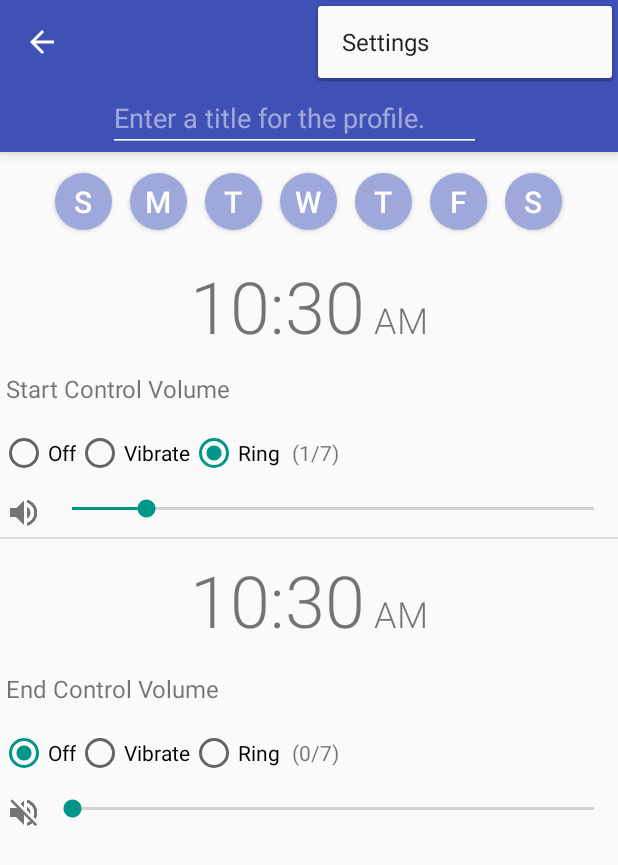
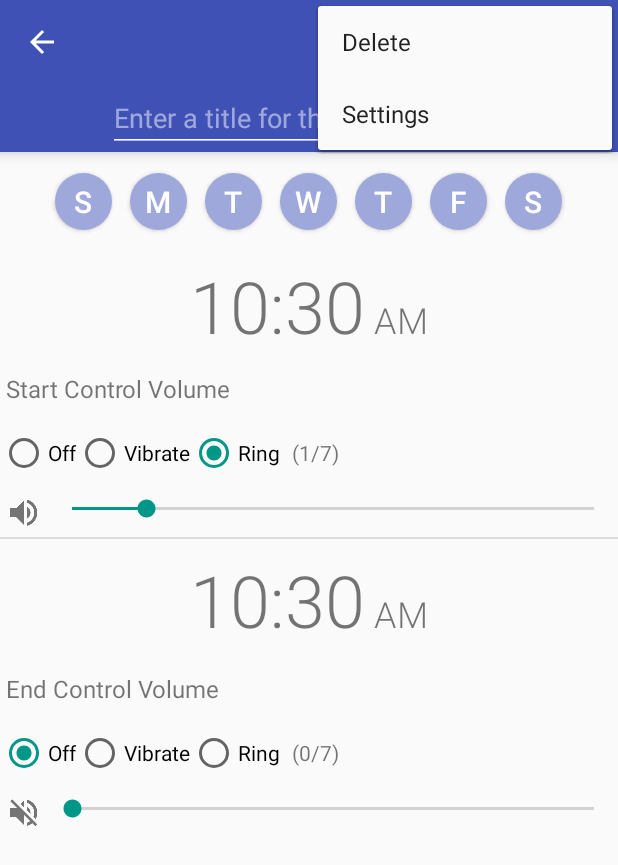
Before and after one commit to o4wcoder/VolumeManager, an Android app: the fragment ProfileDetailFragment shown on its own in the app's theme, with the options menu open, on a phone screen of 412 x 824 dp. Shown: the top 865 px of the screen. Run offline under Robolectric (Android 15) with nearby library versions, the phone set to English and light mode, and no system bars.

Commit message:
Added Delete Menu to Profile Detail Activity. Continued working on Materail Design transitions

```diff
--- a/app/src/main/java/com/fourthwardcoder/android/volumemanager/activites/ProfileTabActivity.java
+++ b/app/src/main/java/com/fourthwardcoder/android/volumemanager/activites/ProfileTabActivity.java
@@ -156,10 +156,6 @@
                 ActivityOptionsCompat.makeSceneTransitionAnimation(this,
                         new Pair<View, String>(textView, getString(R.string.trans_profile_title)));
 
-//		ActivityOptionsCompat activityOptions =
-//				ActivityOptionsCompat.makeCustomAnimation(this,
-//						new Pair<View,String>(textView,
-//								getString(R.string.trans_profile_title)));
 
 
 		startActivity(intent,activityOptions.toBundle());
--- a/app/src/main/java/com/fourthwardcoder/android/volumemanager/fragments/ProfileListFragment.java
+++ b/app/src/main/java/com/fourthwardcoder/android/volumemanager/fragments/ProfileListFragment.java
@@ -212,10 +212,7 @@
                                 //Delete selected profiles
                                 for (int i = listview.getCount() - 1; i > 0; i--) {
                                     if (listview.isItemChecked(i)) {
-                                        //Kill alarms for volume control
-                                        VolumeManagerService.setServiceAlarm(getActivity().getApplicationContext(), (Profile) mProfileAdapter.getItem(i - 1), false);
                                         ProfileManager.deleteProfile(getActivity(), (Profile) mProfileAdapter.getItem(i - 1));
-                                        //	profileManager.deleteProfile(profileAdapter.getItem(i));
                                     }
                                 }
                             }
@@ -333,8 +330,6 @@
                    updateGeofences();
                else {
                    ProfileManager.deleteProfile(getActivity(), profile);
-                   //Kill alarms for volume control
-                   VolumeManagerService.setServiceAlarm(getActivity().getApplicationContext(), profile, false);
                }
                notifyListViewChanged();
 
--- a/app/src/main/res/layout/end_volume_control.xml
+++ b/app/src/main/res/layout/end_volume_control.xml
@@ -1,7 +1,8 @@
 <?xml version="1.0" encoding="utf-8"?>
 <LinearLayout xmlns:android="http://schemas.android.com/apk/res/android"
     android:orientation="vertical" android:layout_width="match_parent"
-    android:layout_height="match_parent">
+    android:layout_height="match_parent"
+    android:id="@+id/end_volume_control_pane">
 
     <TextView
         android:id="@+id/endTimeTextView"
--- a/app/src/main/res/layout/start_volume_control.xml
+++ b/app/src/main/res/layout/start_volume_control.xml
@@ -1,7 +1,8 @@
 <?xml version="1.0" encoding="utf-8"?>
 <LinearLayout xmlns:android="http://schemas.android.com/apk/res/android"
     android:orientation="vertical" android:layout_width="match_parent"
-    android:layout_height="match_parent">
+    android:layout_height="match_parent"
+    android:id="@+id/start_volume_control_pane">
     <TextView
         android:id="@+id/startTimeTextView"
         android:layout_width="fill_parent"
--- a/app/src/main/res/menu/context_menu.xml
+++ b/app/src/main/res/menu/context_menu.xml
@@ -2,5 +2,5 @@
 <menu xmlns:android="http://schemas.android.com/apk/res/android" >
     <item android:id="@+id/menu_item_delete_profile"
         android:icon="@android:drawable/ic_menu_delete"
-        android:title="@string/delete_profile" />
+        android:title="@string/context_menu_delete_profile" />
 </menu>
--- a/app/src/main/res/menu/toolbar_profile_detail_menu.xml
+++ b/app/src/main/res/menu/toolbar_profile_detail_menu.xml
@@ -5,8 +5,12 @@
         android:title="@string/save_menu"
         app:showAsAction="always|withText" />
 
+    <item android:id="@+id/menu_item_delete_profile"
+        android:title="@string/delete_menu"
+        app:showAsAction="never" />
+
     <item android:id="@+id/menu_item_settings"
         android:title="@string/settings_menu"
-        android:showAsAction="never" />
+        app:showAsAction="never" />
 
 </menu>
--- a/app/src/main/res/transition-v21/trans_profile_title.xml
+++ b/app/src/main/res/transition-v21/trans_profile_title.xml
@@ -1,5 +1,27 @@
 <?xml version="1.0" encoding="utf-8"?>
-<transitionSet xmlns:android="http://schemas.android.com/apk/res/android">
+<transitionSet xmlns:android="http://schemas.android.com/apk/res/android"
+    android:transitionOrdering="together"
+    android:duration="500">
+    <fade xmlns:android="http://schemas.android.com/apk/res/android">
+    </fade>
+    <slide android:slideEdge="top">
+        <targets>
+            <target android:targetId="@id/daysTableRow" />
+        </targets>
+    </slide>
+    <slide android:slideEdge="bottom">
+        <targets>
+            <target android:targetId="@id/start_volume_control_pane" />
+        </targets>
+    </slide>
+    <slide android:slideEdge="bottom">
+        <targets>
+            <target android:targetId="@id/end_volume_control_pane" />
+        </targets>
+    </slide>
+</transitionSet>
+
+    <!--
     <changeTransform />
     <changeBounds />
-</transitionSet>
+    -->
--- a/app/src/main/res/values/strings.xml
+++ b/app/src/main/res/values/strings.xml
@@ -1,5 +1,5 @@
 <?xml version="1.0" encoding="utf-8"?>
-<resources>
+<resources xmlns:xliff="http://schemas.android.com/apk/res-auto">
 
     <string name="app_name">Volume Manager</string>
     <string name="hello_world">Hello world!</string>
@@ -18,7 +18,6 @@
     <string name="new_profile">New Profile</string>
     <string name="title_hint">Enter a title for the profile.</string>
     <string name="profile_header">Profiles</string>
-    <string name="delete_profile">Delete Profile</string>
     <string name="profile_settings">Profile Settings</string>
     <string name="notification_text">Enable Notifcations to be sent every time there is a volume control change by a profile</string>
     <string name="notification_header">Notifications</string>
@@ -28,10 +27,17 @@
     <string name="secondary_text_alpha_dark">.54</string>
     <string name="hint_disabled_text_alpha_dark">.26</string>
     <string name="previous_volume_setting">Use Previous Volume Setting</string>
+    <string name="context_menu_delete_profile">Delete profile</string>
     <!-- Menu Items -->
     <string name="settings_menu">Settings</string>
     <string name="about_menu">About</string>
     <string name="save_menu">SAVE</string>
+    <string name="delete_menu">Delete</string>
+
+    <!-- Delete Profile Dialog -->
+    <string name="dialog_delete_profile">Delete profile <xliff:g id="high">%1$s</xliff:g>?</string>
+    <string name="dialog_yes">Yes</string>
+    <string name="dialog_no">No</string>
 
     <string name="daily">Daily</string>
     <!-- Time Profile -->
```
Also changed, not shown: app/src/main/java/com/fourthwardcoder/android/volumemanager/data/ProfileManager.java (+10 -0 lines), app/src/main/java/com/fourthwardcoder/android/volumemanager/fragments/ProfileDetailFragment.java (+32 -4 lines).
